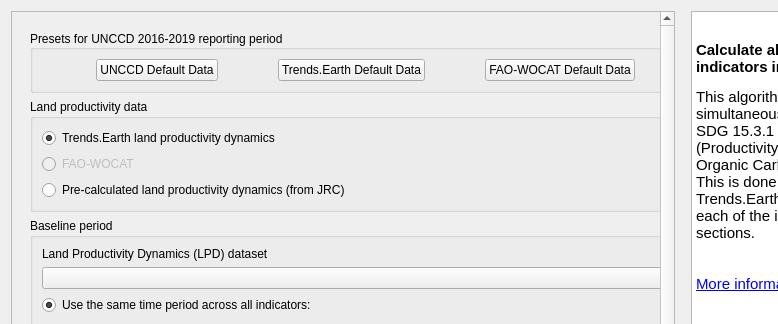
ConservationInternational/trends.earth, file LDMP/gui/DlgCalculateOneStep.ui: the form before one commit; both pictures show x 0 to 778 and y 0 to 324 of the 958 by 799 pixel window.
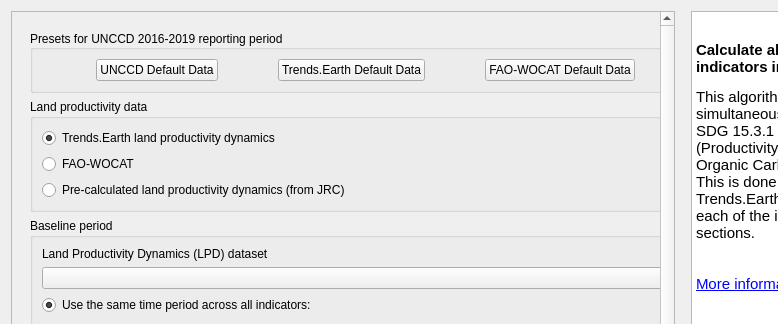
The form after the commit. Custom widgets are drawn as their Qt base class.

The edit to the form file:
```diff
--- a/LDMP/gui/DlgCalculateOneStep.ui
+++ b/LDMP/gui/DlgCalculateOneStep.ui
@@ -159,9 +159,6 @@
                  </item>
                  <item>
                   <widget class="QRadioButton" name="radio_fao_wocat">
-                      <property name="enabled">
-                          <bool>false</bool>
-                      </property>
                       <property name="text">
                           <string>FAO-WOCAT</string>
                       </property>
```
Lines whose indentation alone changed are shown as unchanged.
